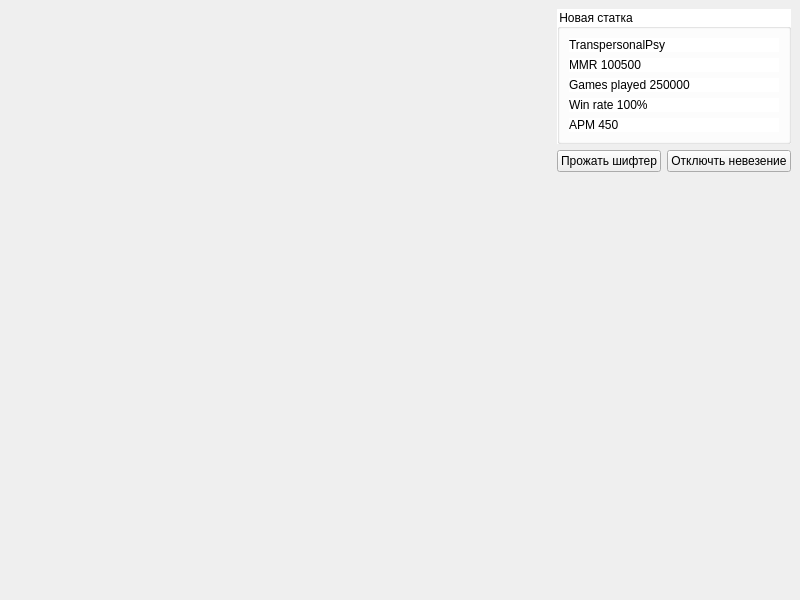
This is mainwindow.ui in dubinaxdd/OverlayTest as Qt 5 draws it before an edit. The edited form follows.
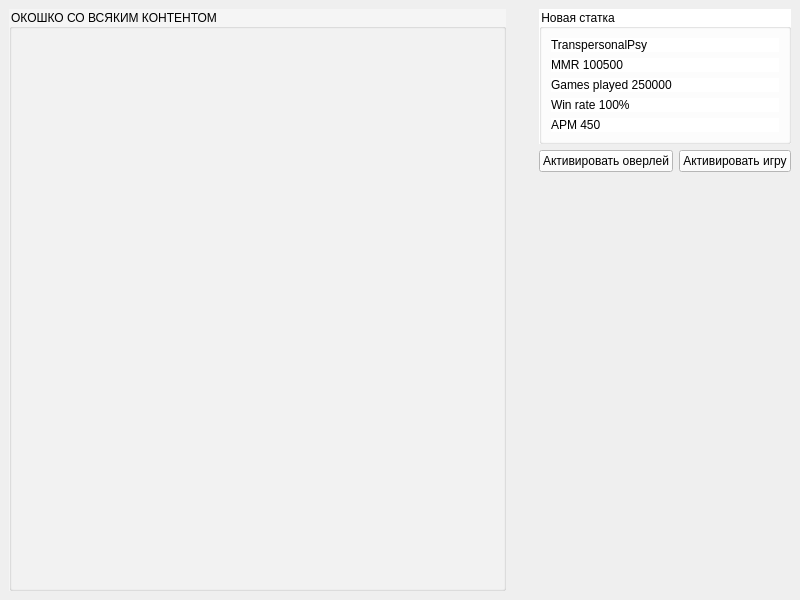
This is the edited form.

Commit message: Нажатия на кнопки

Diff of the .ui file:
```diff
--- a/mainwindow.ui
+++ b/mainwindow.ui
@@ -16,13 +16,41 @@
   <widget class="QWidget" name="centralwidget">
    <layout class="QHBoxLayout" name="horizontalLayout_2">
     <item>
-     <spacer name="horizontalSpacer">
+     <widget class="QGroupBox" name="groupBox_2">
+      <property name="styleSheet">
+       <string notr="true">background-color: rgba(255, 255, 255, 100);</string>
+      </property>
+      <property name="title">
+       <string>ОКОШКО СО ВСЯКИМ КОНТЕНТОМ</string>
+      </property>
+      <layout class="QHBoxLayout" name="horizontalLayout_3">
+       <property name="sizeConstraint">
+        <enum>QLayout::SetMaximumSize</enum>
+       </property>
+       <item>
+        <spacer name="horizontalSpacer">
+         <property name="orientation">
+          <enum>Qt::Horizontal</enum>
+         </property>
+         <property name="sizeHint" stdset="0">
+          <size>
+           <width>487</width>
+           <height>20</height>
+          </size>
+         </property>
+        </spacer>
+       </item>
+      </layout>
+     </widget>
+    </item>
+    <item>
+     <spacer name="horizontalSpacer_2">
       <property name="orientation">
        <enum>Qt::Horizontal</enum>
       </property>
       <property name="sizeHint" stdset="0">
        <size>
-        <width>550</width>
+        <width>40</width>
         <height>20</height>
        </size>
       </property>
@@ -30,6 +58,9 @@
     </item>
     <item>
      <layout class="QVBoxLayout" name="verticalLayout">
+      <property name="sizeConstraint">
+       <enum>QLayout::SetMinimumSize</enum>
+      </property>
       <item>
        <widget class="QGroupBox" name="groupBox">
         <property name="styleSheet">
@@ -39,6 +70,9 @@
          <string>Новая статка</string>
         </property>
         <layout class="QVBoxLayout" name="verticalLayout_2">
+         <property name="sizeConstraint">
+          <enum>QLayout::SetDefaultConstraint</enum>
+         </property>
          <item>
           <widget class="QLabel" name="label_3">
            <property name="text">
@@ -79,17 +113,38 @@
       </item>
       <item>
        <layout class="QHBoxLayout" name="horizontalLayout">
+        <property name="sizeConstraint">
+         <enum>QLayout::SetMinimumSize</enum>
+        </property>
         <item>
          <widget class="QPushButton" name="pushButton">
+          <property name="maximumSize">
+           <size>
+            <width>150</width>
+            <height>16777215</height>
+           </size>
+          </property>
+          <property name="styleSheet">
+           <string notr="true">background-color: rgb(255, 255, 255);</string>
+          </property>
           <property name="text">
-           <string>Прожать шифтер</string>
+           <string>Активировать оверлей</string>
           </property>
          </widget>
         </item>
         <item>
          <widget class="QPushButton" name="pushButton_2">
+          <property name="maximumSize">
+           <size>
+            <width>150</width>
+            <height>16777215</height>
+           </size>
+          </property>
+          <property name="styleSheet">
+           <string notr="true">background-color: rgba(255, 255, 255, 255);</string>
+          </property>
           <property name="text">
-           <string>Отключть невезение</string>
+           <string>Активировать игру</string>
           </property>
          </widget>
         </item>
```
The commit also changes 2 other files.
